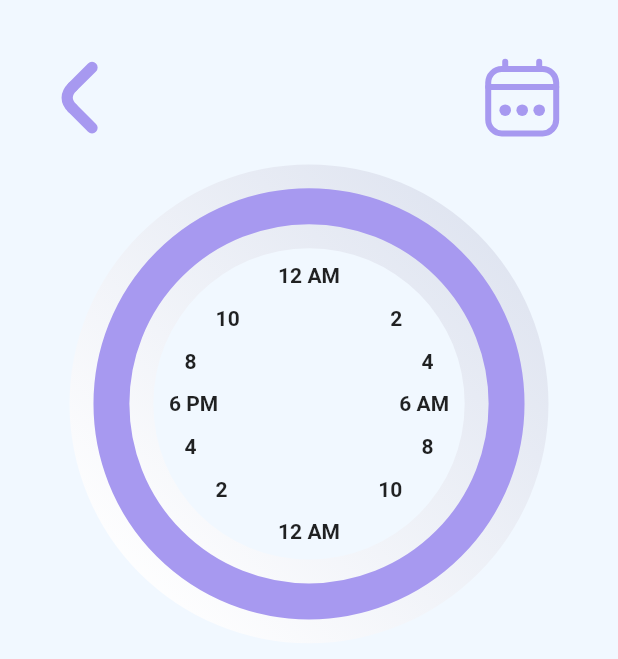
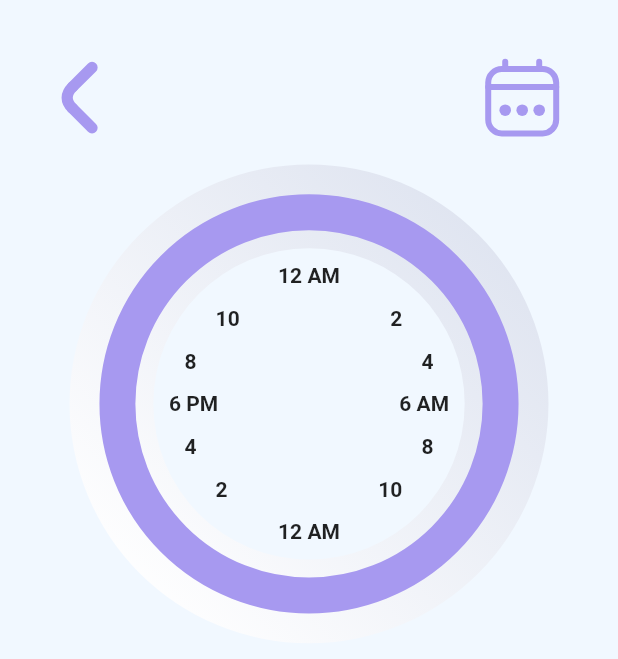
Before and after one commit to dalyathan/Iphone-Alarm, a Flutter app: the screen it shows after launch, after a tap on the "add" icon, on a phone screen of 412 x 824 dp. Shown: the top 659 px of the screen. Run offline on Flutter 3.47's test engine with Material 2 defaults, Android fonts, the phone set to English and light mode, and no system bars.

Commit message:
added some gesture detecting feature in the alarm set screen

```diff
--- a/alarm/lib/widgets/containers/knob.dart
+++ b/alarm/lib/widgets/containers/knob.dart
@@ -3,19 +3,31 @@ import 'package:flutter/material.dart';
 import 'dart:math';
 
 class Knob extends StatelessWidget {
-  final double innerRadius;
-  final double outerRadius;
-  const Knob({Key? key, required this.innerRadius, required this.outerRadius})
+  double endAngle;
+  final double radius;
+  final double innerRadiusRatio;
+  final double outerRadiusRatio;
+  Knob(
+      {Key? key,
+      required this.radius,
+      required this.innerRadiusRatio,
+      required this.outerRadiusRatio,
+      required this.endAngle})
       : super(key: key);
 
   @override
   Widget build(BuildContext context) {
     return Container(
-        height: outerRadius,
-        width: outerRadius,
-        child: CustomPaint(
-          size: Size.square(outerRadius),
-          painter: KnobPainter(2 * pi, outerRadius - innerRadius),
+        height: radius,
+        width: radius,
+        //color: Colors.red,
+        child: Padding(
+          padding: EdgeInsets.all(radius * (1 - outerRadiusRatio) / 2),
+          child: CustomPaint(
+            size: Size.square(radius * outerRadiusRatio),
+            painter: KnobPainter(
+                0, endAngle, radius * (outerRadiusRatio - innerRadiusRatio)),
+          ),
         ));
   }
 }
--- a/alarm/lib/widgets/containers/knob_background.dart
+++ b/alarm/lib/widgets/containers/knob_background.dart
@@ -1,35 +1,61 @@
 import 'package:alarm/widgets/containers/knob.dart';
 import 'package:flutter/material.dart';
-
+import 'dart:math';
 import 'clock.dart';
 
-class KnobBackground extends StatelessWidget {
+class KnobBackground extends StatefulWidget {
   final double radius;
   const KnobBackground({Key? key, required this.radius}) : super(key: key);
 
   @override
+  State<KnobBackground> createState() => _KnobBackgroundState();
+}
+
+class _KnobBackgroundState extends State<KnobBackground> {
+  double endAngle = 2 * pi;
+  @override
   Widget build(BuildContext context) {
     double clockRatio = 0.65;
     double gapRatio = 0.05;
-    double innerGapRatio = 0.175;
-    double innerRadiusRatio = 0.8;
+    double innerGapRatio = 0.15;
+    double knobWidth = 0.075;
+    double knobInnerRadiusRatio = clockRatio + innerGapRatio;
+    double knobOuterRadiusRatio = knobInnerRadiusRatio + knobWidth;
+    assert(knobInnerRadiusRatio < knobOuterRadiusRatio &&
+        knobOuterRadiusRatio < 1);
     return Container(
-      width: radius,
-      height: radius,
+      width: widget.radius,
+      height: widget.radius,
       child: Stack(
         children: [
           Positioned(
-              top: radius * gapRatio,
-              left: radius * gapRatio,
               child: GestureDetector(
-                  onTap: () => print("bfdjwhbfjbd"),
-                  child: Knob(
-                      innerRadius: radius * (clockRatio + innerGapRatio),
-                      outerRadius: radius * 0.9))),
-          Center(
-              child: Clock(
-            radius: radius * clockRatio,
-          ))
+            onPanUpdate: (details) {
+              double x = details.localPosition.dx - widget.radius * 0.45;
+              double y = widget.radius * 0.45 - details.localPosition.dy;
+              double angleInDegrees = (atan(y / x) / pi) * 180;
+              if (x >= 0) {
+                setState(() {
+                  endAngle = pi / 2 - atan(y / x);
+                });
+              } else {
+                setState(() {
+                  endAngle = pi / 2 - atan(y / x) + pi;
+                });
+              }
+            },
+            child: Knob(
+                endAngle: endAngle,
+                radius: widget.radius,
+                innerRadiusRatio: knobInnerRadiusRatio,
+                outerRadiusRatio: knobOuterRadiusRatio),
+          )),
+          Padding(
+              padding: EdgeInsets.all(widget.radius * gapRatio),
+              child: Center(
+                  child: Clock(
+                radius: widget.radius * clockRatio,
+              )))
         ],
       ),
       decoration: const BoxDecoration(
--- a/alarm/lib/widgets/painters/knob.dart
+++ b/alarm/lib/widgets/painters/knob.dart
@@ -2,10 +2,11 @@ import 'package:flutter/material.dart';
 import 'dart:math';
 
 class KnobPainter extends CustomPainter {
-  double angles;
+  double startAngle;
+  double endAngle;
   final double brushSize;
 
-  KnobPainter(this.angles, this.brushSize);
+  KnobPainter(this.startAngle, this.endAngle, this.brushSize);
   @override
   void paint(Canvas canvas, Size size) {
     Paint brush = Paint();
@@ -18,8 +19,8 @@ class KnobPainter extends CustomPainter {
         Rect.fromCircle(
             center: Offset(size.width / 2, size.height / 2),
             radius: (size.width - brushSize) * 0.5),
-        -pi / 2,
-        angles,
+        -pi / 2 + startAngle,
+        endAngle - startAngle,
         false,
         brush);
   }
```
